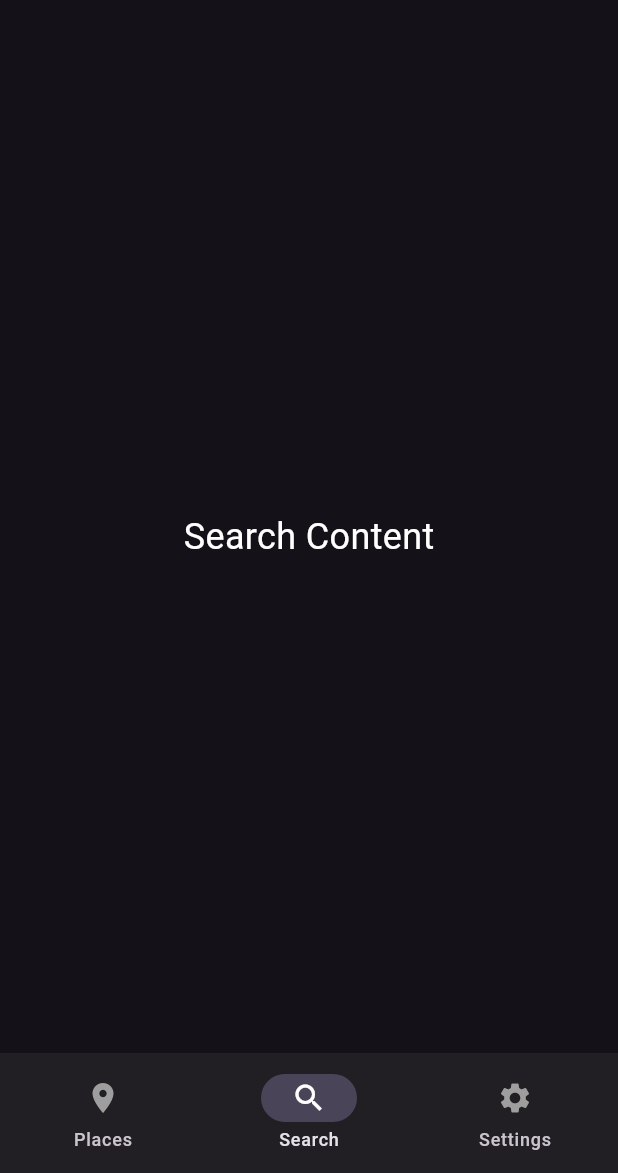
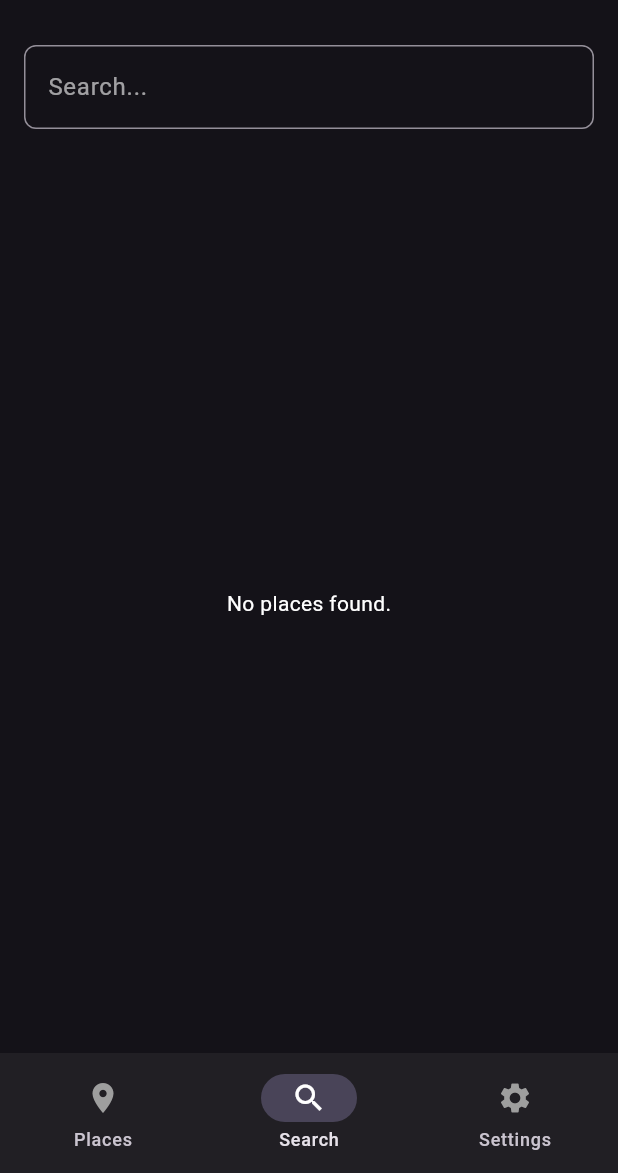
Before and after one commit to gu-tig333-ht24/spotly, a Flutter app: the screen it shows after launch, item 2 of the bottom bar chosen, on a phone screen of 412 x 824 dp, the part 63-1236 px from its top. Run offline on Flutter 3.47's test engine with Material 3 defaults, Android fonts, the phone set to English and light mode, and no system bars; our stand-ins replace device_info_plus, file_picker, flutter_riverpod, flutter_swipe_action_cell, geolocator, google_fonts and 5 more; accounts and stored records are empty.

Commit message:
testing search functionality

```diff
--- a/lib/src/features/search/ui/pages/search_page.dart
+++ b/lib/src/features/search/ui/pages/search_page.dart
@@ -1,26 +1,158 @@
 import 'package:flutter/material.dart';
+import 'package:flutter_riverpod/flutter_riverpod.dart';
+import 'package:intl/intl.dart';
+import '../../../../core/models/place.dart';
 import '../../../../core/widgets/custom_app_bar.dart';
 import '../../../../core/widgets/custom_navigation_bar.dart';
+import '../../../place/places/providers/place_list_provider.dart';
 
-class SearchPage extends StatelessWidget {
+class SearchPage extends ConsumerStatefulWidget {
   const SearchPage({super.key});
 
   @override
+  SearchPageState createState() => SearchPageState();
+}
+
+class SearchPageState extends ConsumerState<SearchPage> {
+  final TextEditingController _searchController = TextEditingController();
+  List<Place> _filteredPlaces = [];
+
+  @override
+  void initState() {
+    super.initState();
+    _searchController.addListener(_filterPlaces);
+
+    // Delay the provider update to avoid modifying it during the widget build process
+    Future.microtask(() {
+      _retrievePlaces(); // Retrieve places after the widget tree has built
+    });
+  }
+
+  @override
+  void dispose() {
+    _searchController.dispose();
+    super.dispose();
+  }
+
+  // Retrieve places using the provider (with collectionId)
+  void _retrievePlaces() {
+    ref.read(placeListProvider.notifier).retrievePlaces(1); // Use the correct collectionId
+  }
+
+
+  void _filterPlaces() {
+    final query = _searchController.text.toLowerCase();
+    final allPlaces = ref.read(placeListProvider).whenOrNull(data: (places) => places) ?? [];
+
+
+    setState(() {
+      if (query.isNotEmpty) {
+        _filteredPlaces = allPlaces.where((place) {
+          return place.title.toLowerCase().startsWith(query);
+        }).toList();
+      } else {
+        _filteredPlaces = allPlaces;
+      }
+    });
+  }
+
+  void _clearSearch() {
+    _searchController.clear();
+  }
+
+  @override
   Widget build(BuildContext context) {
+    final placesList = ref.watch(placeListProvider);
+
     return Scaffold(
       appBar: const CustomAppBar(),
       bottomNavigationBar: const CustomNavigationBar(),
-      body: Center(
-        child: Text(
-          "Search Content",
-          style: TextStyle(
-            fontSize: 24,
-            color: Theme.of(context).brightness == Brightness.dark
-                ? Colors.white
-                : Colors.black, // Dynamic colour based on theme (settings)
+      body: Column(
+        children: [
+          _buildSearchField(),
+          Expanded(
+            child: placesList.when(
+              data: (allPlaces) => _buildPlacesList(),
+              loading: () => const Center(child: CircularProgressIndicator()),
+              error: (error, stack) => const Center(child: Text('Error loading places')),
+            ),
           ),
+        ],
+      ),
+    );
+  }
+
+  Widget _buildSearchField() {
+    return Padding(
+      padding: const EdgeInsets.all(16.0),
+      child: TextField(
+        controller: _searchController,
+        style: const TextStyle(color: Colors.white),
+        decoration: InputDecoration(
+          hintText: 'Search...',
+          hintStyle: const TextStyle(color: Colors.white60),
+          border: OutlineInputBorder(
+            borderRadius: BorderRadius.circular(8.0),
+          ),
+          suffixIcon: _searchController.text.isNotEmpty
+              ? IconButton(
+                  icon: const Icon(Icons.clear, color: Colors.white),
+                  onPressed: _clearSearch,
+                )
+              : null,
         ),
       ),
     );
   }
+
+  Widget _buildPlacesList() {
+    return _filteredPlaces.isEmpty
+        ? const Center(
+            child: Text(
+              'No places found.',
+              style: TextStyle(color: Colors.white),
+            ),
+          )
+        : ListView.separated(
+            itemCount: _filteredPlaces.length,
+            separatorBuilder: (context, index) => const Divider(
+              color: Colors.white24,
+              thickness: 1,
+              height: 1,
+            ),
+            itemBuilder: (context, index) {
+              final place = _filteredPlaces[index];
+              return ListTile(
+                contentPadding: const EdgeInsets.symmetric(horizontal: 16.0, vertical: 8.0),
+                leading: Icon(
+                  Icons.place,
+                  color: Colors.blue[300],
+                  size: 30.0,
+                ),
+                title: Text(
+                  place.title,
+                  style: const TextStyle(
+                    color: Colors.white,
+                    fontWeight: FontWeight.bold,
+                    fontSize: 16.0,
+                  ),
+                ),
+                subtitle: Text(
+                  'Created on: ${DateFormat('yyyy-MM-dd').format(place.createdAt)}',
+                  style: const TextStyle(
+                    color: Colors.white70,
+                    fontSize: 12.0,
+                  ),
+                ),
+                trailing: const Icon(
+                  Icons.arrow_forward_ios,
+                  color: Colors.white60,
+                  size: 16.0,
+                ),
+                onTap: () {
+                },
+              );
+            },
+          );
+  }
 }
```
